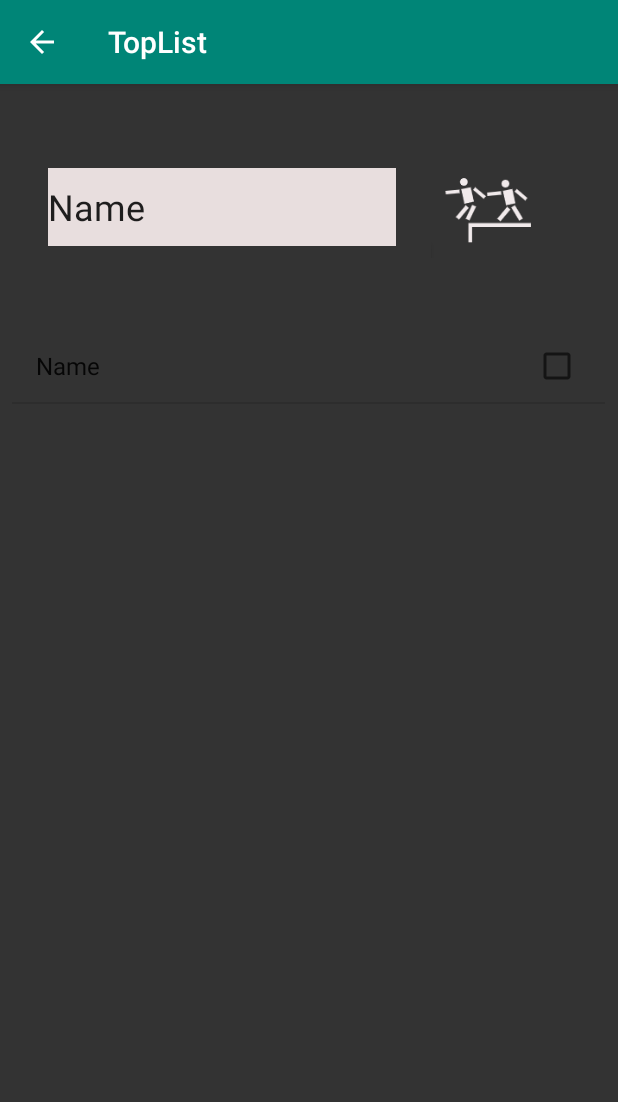
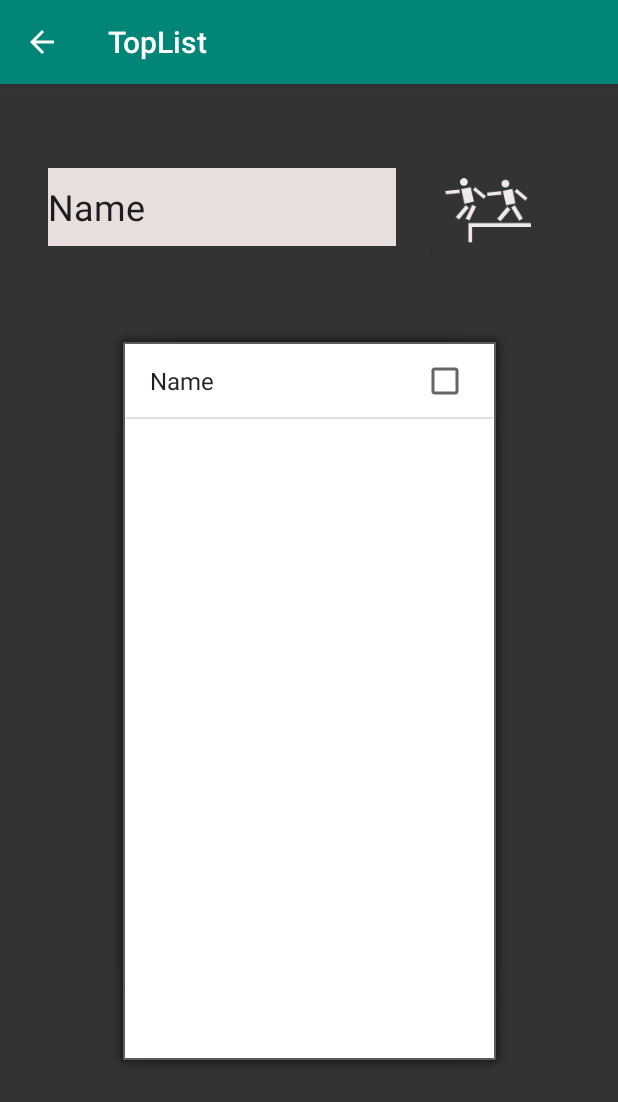
Before and after one commit to aylaram/TopList1, an Android app: the NewList screen opened directly, with no data from a screen before it, on a phone screen of 412 x 824 dp. Shown: the top 1102 px of the screen. Run offline under Robolectric (Android 15) with nearby library versions, the phone set to English and light mode, and no system bars.

```diff
--- a/app/src/main/res/layout/activity_list_content.xml
+++ b/app/src/main/res/layout/activity_list_content.xml
@@ -21,11 +21,12 @@
 
     <ListView
         android:id="@+id/itemsList"
-        android:layout_width="395dp"
+        android:layout_width="295dp"
         android:layout_height="508dp"
         android:layout_marginTop="44dp"
+        android:background="@android:drawable/alert_light_frame"
         app:layout_constraintEnd_toEndOf="parent"
+        app:layout_constraintHorizontal_bias="0.5"
         app:layout_constraintStart_toStartOf="parent"
-        android:textColor="#A28A8A"
         app:layout_constraintTop_toTopOf="@+id/listName" />
 </android.support.constraint.ConstraintLayout>
--- a/app/src/main/res/layout/activity_new_list.xml
+++ b/app/src/main/res/layout/activity_new_list.xml
@@ -24,16 +24,16 @@
 
     <ListView
         android:id="@+id/itemsList"
-        android:layout_width="395dp"
-        android:layout_height="485dp"
+        android:layout_width="270dp"
+        android:layout_height="500dp"
         android:layout_marginStart="8dp"
         android:layout_marginLeft="8dp"
         android:layout_marginTop="56dp"
         android:layout_marginEnd="8dp"
         android:layout_marginRight="8dp"
-        android:textColor="#A28A8A"
+        android:background="@android:drawable/alert_light_frame"
         app:layout_constraintEnd_toEndOf="parent"
-        app:layout_constraintHorizontal_bias="0.0"
+        app:layout_constraintHorizontal_bias="0.5"
         app:layout_constraintStart_toStartOf="parent"
         app:layout_constraintTop_toBottomOf="@+id/etList" />
 
```
Also changed, not shown: app/src/main/java/com/example/toplist/ListContent.java (+8 -0 lines), app/src/main/res/layout/activity_items.xml (+4 -3 lines), app/src/main/res/layout/activity_lists.xml (+4 -4 lines).
